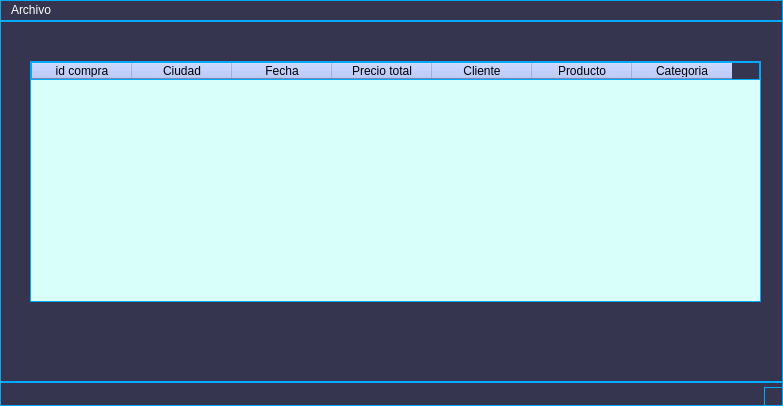
joanmera/Gameverse_Interface, file views/compras.ui: the form before one commit.
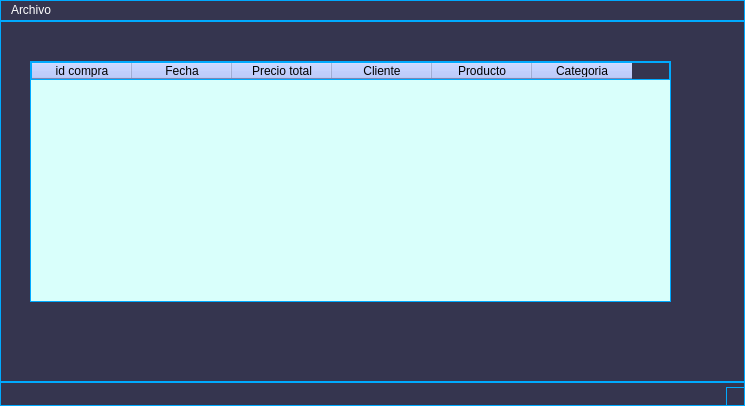
The form after the commit.

Commit message: cambio ciudad

```diff
--- a/views/compras.ui
+++ b/views/compras.ui
@@ -6,7 +6,7 @@
    <rect>
     <x>0</x>
     <y>0</y>
-    <width>783</width>
+    <width>745</width>
     <height>406</height>
    </rect>
   </property>
@@ -24,7 +24,7 @@
      <rect>
       <x>30</x>
       <y>40</y>
-      <width>731</width>
+      <width>641</width>
       <height>241</height>
      </rect>
     </property>
@@ -54,11 +54,6 @@
       <string>id compra</string>
      </property>
     </column>
-    <column>
-     <property name="text">
-      <string>Ciudad</string>
-     </property>
-    </column>
     <column>
      <property name="text">
       <string>Fecha</string>
@@ -91,8 +86,8 @@
     <rect>
      <x>0</x>
      <y>0</y>
-     <width>783</width>
-     <height>20</height>
+     <width>745</width>
+     <height>23</height>
     </rect>
    </property>
    <widget class="QMenu" name="menuArchivo">
```
The commit also changes 3 other files.
